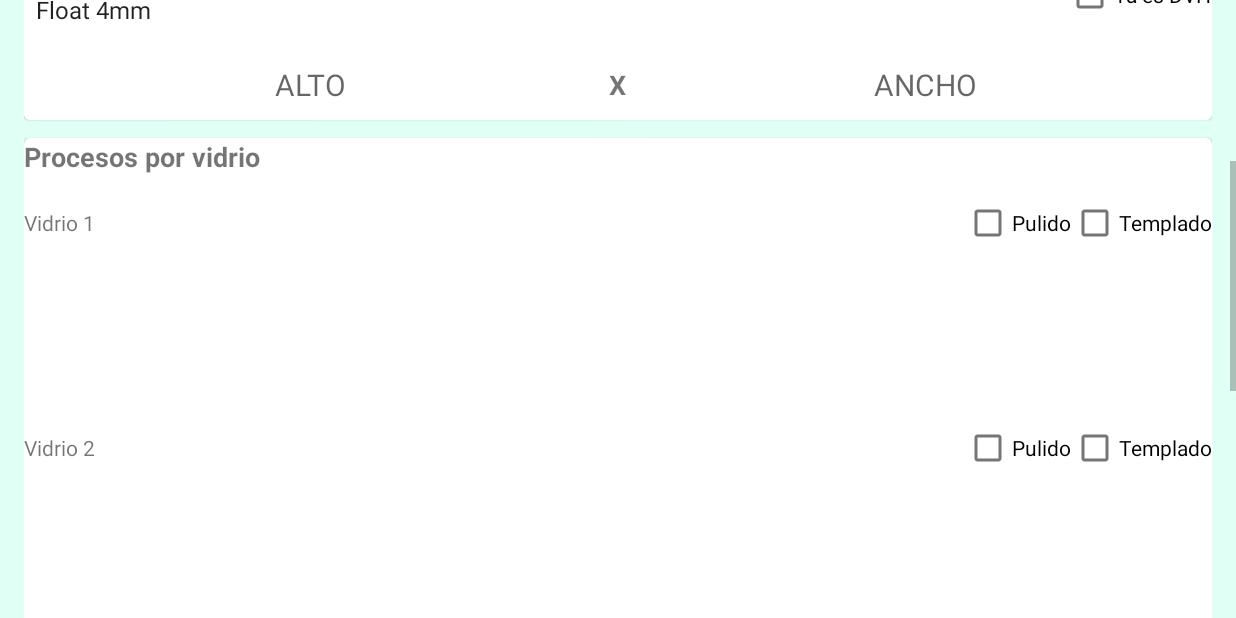
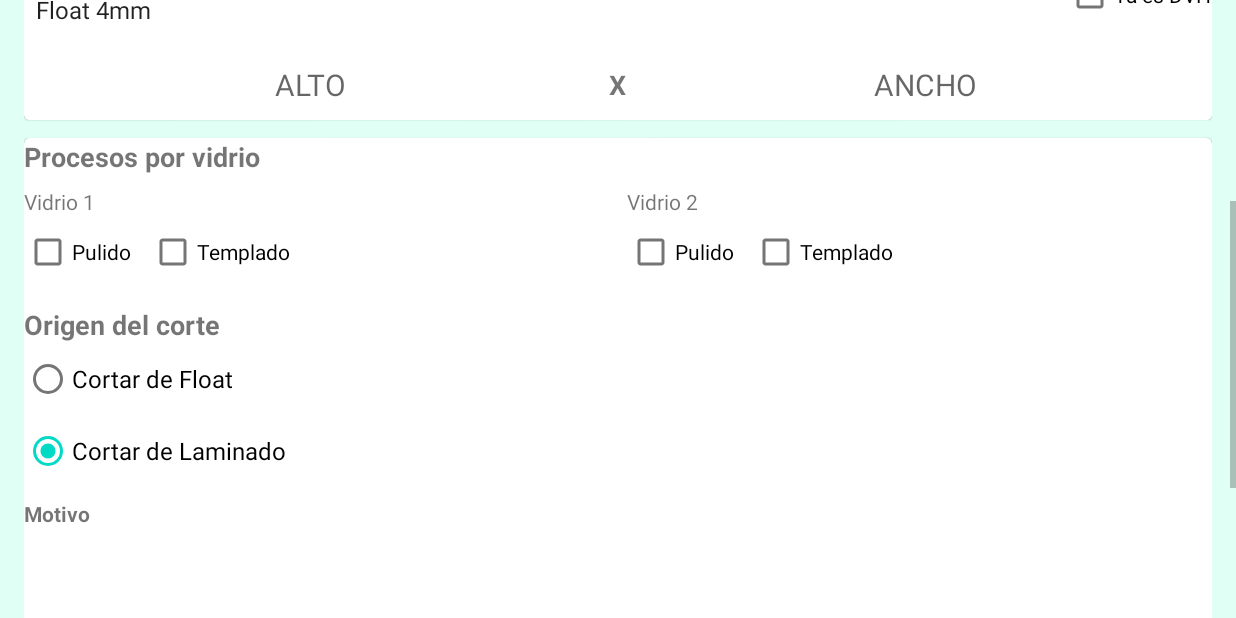
Before and after one commit to isalva-glitch/ReposicionInterna, an Android app: the screen it shows after launch (MainActivity), scrolled down 288 dp, on a phone screen of 824 x 412 dp (held sideways). Run offline under Robolectric (Android 15) with nearby library versions, the phone set to English and light mode, and no system bars; 1 statement that could not run was skipped.

Commit message:
Reorganize vidrio selection layout and remove cara detail fields

```diff
--- a/app/src/main/res/layout/activity_main.xml
+++ b/app/src/main/res/layout/activity_main.xml
@@ -267,7 +267,7 @@
                     android:textStyle="bold"
                     android:textSize="18sp" />
 
-                <!-- Vidrio 1 + Pulido/Templado -->
+                <!-- Vidrio 1 y Vidrio 2 en la misma línea -->
                 <LinearLayout
                     android:layout_width="match_parent"
                     android:layout_height="wrap_content"
@@ -275,11 +275,22 @@
                     android:gravity="center_vertical"
                     android:paddingTop="8dp">
 
-                    <TextView
+                    <LinearLayout
                         android:layout_width="0dp"
                         android:layout_height="wrap_content"
                         android:layout_weight="1"
+                        android:orientation="vertical">
+
+                        <TextView
+                            android:layout_width="wrap_content"
+                            android:layout_height="wrap_content"
                             android:text="Vidrio 1" />
+
+                        <LinearLayout
+                            android:layout_width="wrap_content"
+                            android:layout_height="wrap_content"
+                            android:orientation="horizontal"
+                            android:gravity="center_vertical">
 
                             <CheckBox
                                 android:id="@+id/cbPulido"
@@ -291,30 +302,28 @@
                                 android:id="@+id/cbTemplado"
                                 android:layout_width="wrap_content"
                                 android:layout_height="wrap_content"
+                                android:layout_marginStart="12dp"
                                 android:text="Templado" />
                         </LinearLayout>
+                    </LinearLayout>
 
-                <EditText
-                    android:id="@+id/etCara1"
-                    android:layout_width="match_parent"
-                    android:layout_height="90dp"
-                    android:background="@android:color/white"
-                    android:gravity="top"
-                    android:inputType="textMultiLine" />
-
-                <!-- Vidrio 2 + Pulido/Templado -->
                     <LinearLayout
-                    android:layout_width="match_parent"
-                    android:layout_height="wrap_content"
-                    android:orientation="horizontal"
-                    android:gravity="center_vertical"
-                    android:paddingTop="12dp">
-
-                    <TextView
                         android:layout_width="0dp"
                         android:layout_height="wrap_content"
                         android:layout_weight="1"
+                        android:orientation="vertical"
+                        android:layout_marginStart="12dp">
+
+                        <TextView
+                            android:layout_width="wrap_content"
+                            android:layout_height="wrap_content"
                             android:text="Vidrio 2" />
+
+                        <LinearLayout
+                            android:layout_width="wrap_content"
+                            android:layout_height="wrap_content"
+                            android:orientation="horizontal"
+                            android:gravity="center_vertical">
 
                             <CheckBox
                                 android:id="@+id/cbPulidoCara2"
@@ -326,16 +335,11 @@
                                 android:id="@+id/cbTempladoCara2"
                                 android:layout_width="wrap_content"
                                 android:layout_height="wrap_content"
+                                android:layout_marginStart="12dp"
                                 android:text="Templado" />
                         </LinearLayout>
-
-                <EditText
-                    android:id="@+id/etCara2"
-                    android:layout_width="match_parent"
-                    android:layout_height="90dp"
-                    android:background="@android:color/white"
-                    android:gravity="top"
-                    android:inputType="textMultiLine" />
+                    </LinearLayout>
+                </LinearLayout>
 
                 <!-- Origen del corte -->
                 <TextView
```
Also changed, not shown: app/src/main/java/com/example/reposicioninterna/MainActivity.kt (+7 -29 lines). Lines whose indentation alone changed are shown as unchanged.
